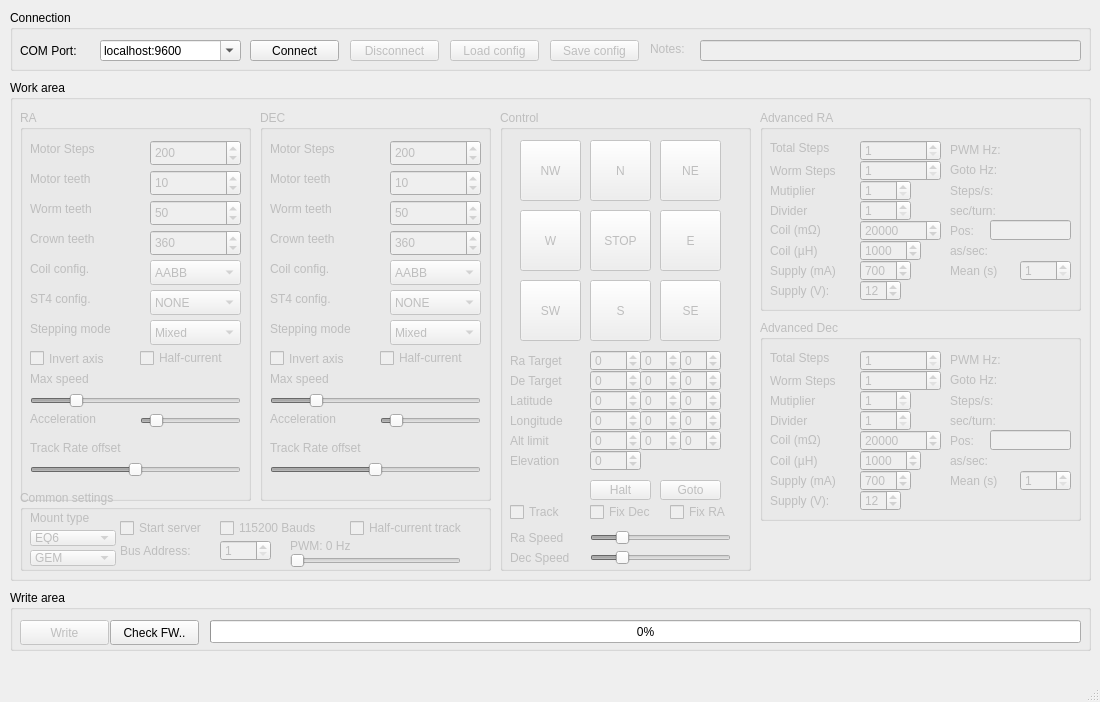
Old version of the form mainwindow.ui in the repository ahp-electronics/gt-configurator.
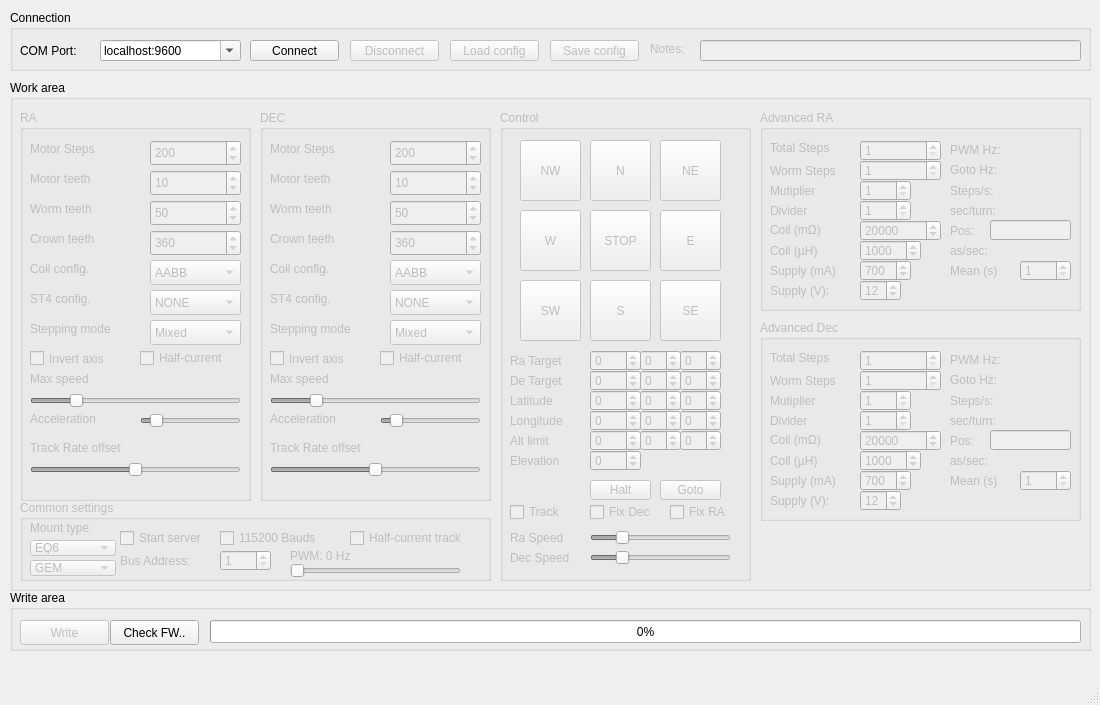
New version of the form.

Commit message: Enable/disable control during writes and updates

Diff of the .ui file:
```diff
--- a/mainwindow.ui
+++ b/mainwindow.ui
@@ -7,7 +7,7 @@
     <x>0</x>
     <y>0</y>
     <width>1100</width>
-    <height>702</height>
+    <height>705</height>
    </rect>
   </property>
   <widget class="QWidget" name="centralwidget">
@@ -20,7 +20,7 @@
       <x>10</x>
       <y>80</y>
       <width>1081</width>
-      <height>501</height>
+      <height>511</height>
      </rect>
     </property>
     <property name="contextMenuPolicy">
@@ -41,7 +41,7 @@
        <x>490</x>
        <y>30</y>
        <width>251</width>
-       <height>461</height>
+       <height>471</height>
       </rect>
      </property>
      <property name="title">
@@ -2274,6 +2274,239 @@
       </property>
      </widget>
     </widget>
+    <widget class="QGroupBox" name="commonSettings">
+     <property name="enabled">
+      <bool>false</bool>
+     </property>
+     <property name="geometry">
+      <rect>
+       <x>10</x>
+       <y>420</y>
+       <width>471</width>
+       <height>81</height>
+      </rect>
+     </property>
+     <property name="title">
+      <string>Common settings</string>
+     </property>
+     <widget class="QLabel" name="label_8">
+      <property name="geometry">
+       <rect>
+        <x>10</x>
+        <y>20</y>
+        <width>81</width>
+        <height>16</height>
+       </rect>
+      </property>
+      <property name="text">
+       <string>Mount type</string>
+      </property>
+     </widget>
+     <widget class="QComboBox" name="MountType">
+      <property name="geometry">
+       <rect>
+        <x>10</x>
+        <y>40</y>
+        <width>86</width>
+        <height>16</height>
+       </rect>
+      </property>
+      <item>
+       <property name="text">
+        <string>EQ6</string>
+       </property>
+      </item>
+      <item>
+       <property name="text">
+        <string>HEQ5</string>
+       </property>
+      </item>
+      <item>
+       <property name="text">
+        <string>EQ5</string>
+       </property>
+      </item>
+      <item>
+       <property name="text">
+        <string>EQ3</string>
+       </property>
+      </item>
+      <item>
+       <property name="text">
+        <string>EQ8</string>
+       </property>
+      </item>
+      <item>
+       <property name="text">
+        <string>AZEQ6</string>
+       </property>
+      </item>
+      <item>
+       <property name="text">
+        <string>AZEQ5</string>
+       </property>
+      </item>
+      <item>
+       <property name="text">
+        <string>GT</string>
+       </property>
+      </item>
+      <item>
+       <property name="text">
+        <string>MF</string>
+       </property>
+      </item>
+      <item>
+       <property name="text">
+        <string>114GT</string>
+       </property>
+      </item>
+      <item>
+       <property name="text">
+        <string>DOB</string>
+       </property>
+      </item>
+      <item>
+       <property name="text">
+        <string>Custom</string>
+       </property>
+      </item>
+     </widget>
+     <widget class="QLabel" name="PWMFreq_label">
+      <property name="geometry">
+       <rect>
+        <x>270</x>
+        <y>46</y>
+        <width>171</width>
+        <height>20</height>
+       </rect>
+      </property>
+      <property name="text">
+       <string>PWM: 0 Hz</string>
+      </property>
+     </widget>
+     <widget class="QSlider" name="PWMFreq">
+      <property name="geometry">
+       <rect>
+        <x>270</x>
+        <y>60</y>
+        <width>171</width>
+        <height>21</height>
+       </rect>
+      </property>
+      <property name="minimum">
+       <number>0</number>
+      </property>
+      <property name="maximum">
+       <number>10</number>
+      </property>
+      <property name="singleStep">
+       <number>1</number>
+      </property>
+      <property name="orientation">
+       <enum>Qt::Horizontal</enum>
+      </property>
+      <property name="tickPosition">
+       <enum>QSlider::NoTicks</enum>
+      </property>
+     </widget>
+     <widget class="QComboBox" name="MountStyle">
+      <property name="geometry">
+       <rect>
+        <x>10</x>
+        <y>60</y>
+        <width>86</width>
+        <height>16</height>
+       </rect>
+      </property>
+      <item>
+       <property name="text">
+        <string>GEM</string>
+       </property>
+      </item>
+      <item>
+       <property name="text">
+        <string>FORK</string>
+       </property>
+      </item>
+      <item>
+       <property name="text">
+        <string>AZEQ</string>
+       </property>
+      </item>
+     </widget>
+     <widget class="QSpinBox" name="Address">
+      <property name="geometry">
+       <rect>
+        <x>200</x>
+        <y>50</y>
+        <width>51</width>
+        <height>21</height>
+       </rect>
+      </property>
+      <property name="minimum">
+       <number>1</number>
+      </property>
+      <property name="maximum">
+       <number>127</number>
+      </property>
+      <property name="value">
+       <number>1</number>
+      </property>
+     </widget>
+     <widget class="QLabel" name="label_12">
+      <property name="geometry">
+       <rect>
+        <x>100</x>
+        <y>51</y>
+        <width>91</width>
+        <height>20</height>
+       </rect>
+      </property>
+      <property name="text">
+       <string>Bus Address:</string>
+      </property>
+     </widget>
+     <widget class="QCheckBox" name="Server">
+      <property name="geometry">
+       <rect>
+        <x>100</x>
+        <y>30</y>
+        <width>101</width>
+        <height>16</height>
+       </rect>
+      </property>
+      <property name="text">
+       <string>Start server</string>
+      </property>
+     </widget>
+     <widget class="QCheckBox" name="HighBauds">
+      <property name="geometry">
+       <rect>
+        <x>200</x>
+        <y>30</y>
+        <width>121</width>
+        <height>16</height>
+       </rect>
+      </property>
+      <property name="text">
+       <string>115200 Bauds</string>
+      </property>
+     </widget>
+     <widget class="QCheckBox" name="HalfCurrent">
+      <property name="geometry">
+       <rect>
+        <x>330</x>
+        <y>30</y>
+        <width>141</width>
+        <height>16</height>
+       </rect>
+      </property>
+      <property name="text">
+       <string>Half-current track</string>
+      </property>
+     </widget>
+    </widget>
    </widget>
    <widget class="QGroupBox" name="Connection">
     <property name="geometry">
@@ -2465,239 +2698,6 @@
      </property>
     </widget>
    </widget>
-   <widget class="QGroupBox" name="commonSettings">
-    <property name="enabled">
-     <bool>false</bool>
-    </property>
-    <property name="geometry">
-     <rect>
-      <x>20</x>
-      <y>490</y>
-      <width>471</width>
-      <height>81</height>
-     </rect>
-    </property>
-    <property name="title">
-     <string>Common settings</string>
-    </property>
-    <widget class="QLabel" name="label_8">
-     <property name="geometry">
-      <rect>
-       <x>10</x>
-       <y>20</y>
-       <width>81</width>
-       <height>16</height>
-      </rect>
-     </property>
-     <property name="text">
-      <string>Mount type</string>
-     </property>
-    </widget>
-    <widget class="QComboBox" name="MountType">
-     <property name="geometry">
-      <rect>
-       <x>10</x>
-       <y>40</y>
-       <width>86</width>
-       <height>16</height>
-      </rect>
-     </property>
-     <item>
-      <property name="text">
-       <string>EQ6</string>
-      </property>
-     </item>
-     <item>
-      <property name="text">
-       <string>HEQ5</string>
-      </property>
-     </item>
-     <item>
-      <property name="text">
-       <string>EQ5</string>
-      </property>
-     </item>
-     <item>
-      <property name="text">
-       <string>EQ3</string>
-      </property>
-     </item>
-     <item>
-      <property name="text">
-       <string>EQ8</string>
-      </property>
-     </item>
-     <item>
-      <property name="text">
-       <string>AZEQ6</string>
-      </property>
-     </item>
-     <item>
-      <property name="text">
-       <string>AZEQ5</string>
-      </property>
-     </item>
-     <item>
-      <property name="text">
-       <string>GT</string>
-      </property>
-     </item>
-     <item>
-      <property name="text">
-       <string>MF</string>
-      </property>
-     </item>
-     <item>
-      <property name="text">
-       <string>114GT</string>
-      </property>
-     </item>
-     <item>
-      <property name="text">
-       <string>DOB</string>
-      </property>
-     </item>
-     <item>
-      <property name="text">
-       <string>Custom</string>
-      </property>
-     </item>
-    </widget>
-    <widget class="QLabel" name="PWMFreq_label">
-     <property name="geometry">
-      <rect>
-       <x>270</x>
-       <y>46</y>
-       <width>171</width>
-       <height>20</height>
-      </rect>
-     </property>
-     <property name="text">
-      <string>PWM: 0 Hz</string>
-     </property>
-    </widget>
-    <widget class="QSlider" name="PWMFreq">
-     <property name="geometry">
-      <rect>
-       <x>270</x>
-       <y>60</y>
-       <width>171</width>
-       <height>21</height>
-      </rect>
-     </property>
-     <property name="minimum">
-      <number>0</number>
-     </property>
-     <property name="maximum">
-      <number>10</number>
-     </property>
-     <property name="singleStep">
-      <number>1</number>
-     </property>
-     <property name="orientation">
-      <enum>Qt::Horizontal</enum>
-     </property>
-     <property name="tickPosition">
-      <enum>QSlider::NoTicks</enum>
-     </property>
-    </widget>
-    <widget class="QComboBox" name="MountStyle">
-     <property name="geometry">
-      <rect>
-       <x>10</x>
-       <y>60</y>
-       <width>86</width>
-       <height>16</height>
-      </rect>
-     </property>
-     <item>
-      <property name="text">
-       <string>GEM</string>
-      </property>
-     </item>
-     <item>
-      <property name="text">
-       <string>FORK</string>
-      </property>
-     </item>
-     <item>
-      <property name="text">
-       <string>AZEQ</string>
-      </property>
-     </item>
-    </widget>
-    <widget class="QSpinBox" name="Address">
-     <property name="geometry">
-      <rect>
-       <x>200</x>
-       <y>50</y>
-       <width>51</width>
-       <height>21</height>
-      </rect>
-     </property>
-     <property name="minimum">
-      <number>1</number>
-     </property>
-     <property name="maximum">
-      <number>127</number>
-     </property>
-     <property name="value">
-      <number>1</number>
-     </property>
-    </widget>
-    <widget class="QLabel" name="label_12">
-     <property name="geometry">
-      <rect>
-       <x>100</x>
-       <y>51</y>
-       <width>91</width>
-       <height>20</height>
-      </rect>
-     </property>
-     <property name="text">
-      <string>Bus Address:</string>
-     </property>
-    </widget>
-    <widget class="QCheckBox" name="Server">
-     <property name="geometry">
-      <rect>
-       <x>100</x>
-       <y>30</y>
-       <width>101</width>
-       <height>16</height>
-      </rect>
-     </property>
-     <property name="text">
-      <string>Start server</string>
-     </property>
-    </widget>
-    <widget class="QCheckBox" name="HighBauds">
-     <property name="geometry">
-      <rect>
-       <x>200</x>
-       <y>30</y>
-       <width>121</width>
-       <height>16</height>
-      </rect>
-     </property>
-     <property name="text">
-      <string>115200 Bauds</string>
-     </property>
-    </widget>
-    <widget class="QCheckBox" name="HalfCurrent">
-     <property name="geometry">
-      <rect>
-       <x>330</x>
-       <y>30</y>
-       <width>141</width>
-       <height>16</height>
-      </rect>
-     </property>
-     <property name="text">
-      <string>Half-current track</string>
-     </property>
-    </widget>
-   </widget>
   </widget>
   <widget class="QMenuBar" name="menubar">
    <property name="geometry">
```
The commit also changes 1 other file.
